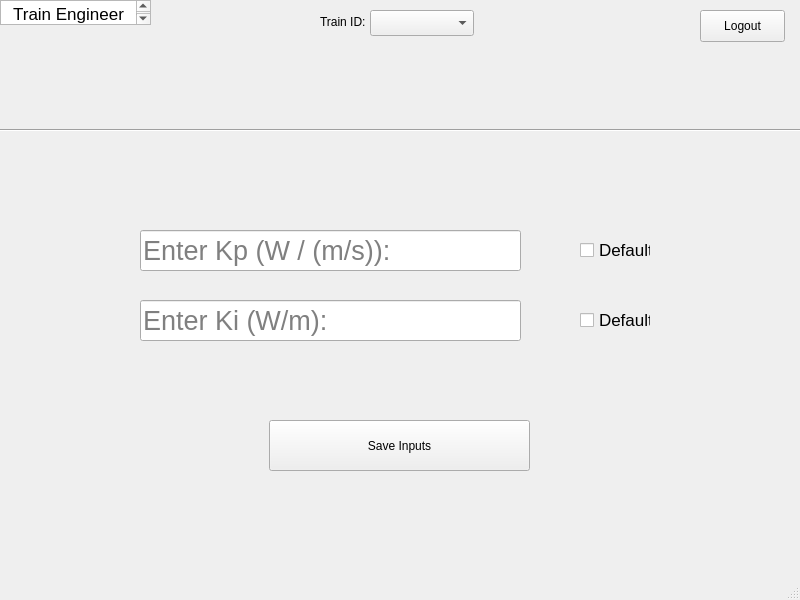
Qt form src/UI/SWTrainController/TrainEngineer.ui (aet37/ECE1140-Project) before a commit.
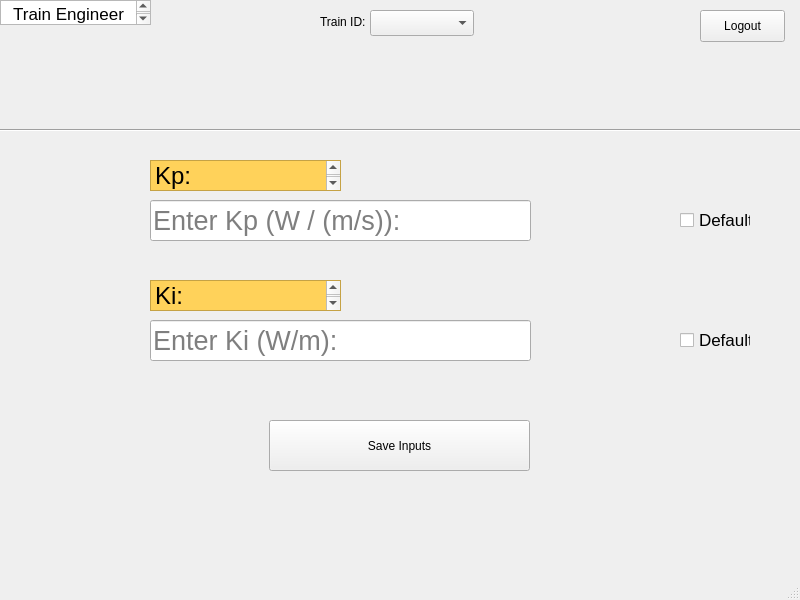
The same form after that commit.

Commit message: Updates to SWTrainController GUIs

Diff of the .ui file:
```diff
--- a/src/UI/SWTrainController/TrainEngineer.ui
+++ b/src/UI/SWTrainController/TrainEngineer.ui
@@ -34,8 +34,8 @@
    <widget class="QLineEdit" name="InputKp">
     <property name="geometry">
      <rect>
-      <x>140</x>
-      <y>230</y>
+      <x>150</x>
+      <y>200</y>
       <width>381</width>
       <height>41</height>
      </rect>
@@ -46,18 +46,20 @@
      </font>
     </property>
     <property name="styleSheet">
-     <string notr="true">font: 20pt &quot;.SF NS Text&quot;;
-color : grey;</string>
+     <string notr="true"/>
     </property>
     <property name="text">
+     <string/>
+    </property>
+    <property name="placeholderText">
      <string>Enter Kp (W / (m/s)):</string>
     </property>
    </widget>
    <widget class="QLineEdit" name="InputKi">
     <property name="geometry">
      <rect>
-      <x>140</x>
-      <y>300</y>
+      <x>150</x>
+      <y>320</y>
       <width>381</width>
       <height>41</height>
      </rect>
@@ -68,9 +70,12 @@
      </font>
     </property>
     <property name="styleSheet">
-     <string notr="true">color: grey;</string>
+     <string notr="true"/>
     </property>
     <property name="text">
+     <string/>
+    </property>
+    <property name="placeholderText">
      <string>Enter Ki (W/m):</string>
     </property>
    </widget>
@@ -126,8 +131,8 @@
    <widget class="QCheckBox" name="DefaultKp">
     <property name="geometry">
      <rect>
-      <x>580</x>
-      <y>240</y>
+      <x>680</x>
+      <y>210</y>
       <width>71</width>
       <height>20</height>
      </rect>
@@ -144,8 +149,8 @@
    <widget class="QCheckBox" name="DefaultKi">
     <property name="geometry">
      <rect>
-      <x>580</x>
-      <y>310</y>
+      <x>680</x>
+      <y>330</y>
       <width>71</width>
       <height>20</height>
      </rect>
@@ -172,6 +177,46 @@
      <string>Save Inputs</string>
     </property>
    </widget>
+   <widget class="QTextEdit" name="textEdit">
+    <property name="geometry">
+     <rect>
+      <x>150</x>
+      <y>160</y>
+      <width>191</width>
+      <height>31</height>
+     </rect>
+    </property>
+    <property name="styleSheet">
+     <string notr="true">QTextEdit {background-color: rgb(255, 210, 90);}</string>
+    </property>
+    <property name="html">
+     <string>&lt;!DOCTYPE HTML PUBLIC &quot;-//W3C//DTD HTML 4.0//EN&quot; &quot;http://www.w3.org/TR/REC-html40/strict.dtd&quot;&gt;
+&lt;html&gt;&lt;head&gt;&lt;meta name=&quot;qrichtext&quot; content=&quot;1&quot; /&gt;&lt;style type=&quot;text/css&quot;&gt;
+p, li { white-space: pre-wrap; }
+&lt;/style&gt;&lt;/head&gt;&lt;body style=&quot; font-family:'.SF NS Text'; font-size:13pt; font-weight:400; font-style:normal;&quot;&gt;
+&lt;p style=&quot; margin-top:0px; margin-bottom:0px; margin-left:0px; margin-right:0px; -qt-block-indent:0; text-indent:0px;&quot;&gt;&lt;span style=&quot; font-size:18pt;&quot;&gt;Kp: &lt;/span&gt;&lt;/p&gt;&lt;/body&gt;&lt;/html&gt;</string>
+    </property>
+   </widget>
+   <widget class="QTextEdit" name="textEdit_2">
+    <property name="geometry">
+     <rect>
+      <x>150</x>
+      <y>280</y>
+      <width>191</width>
+      <height>31</height>
+     </rect>
+    </property>
+    <property name="styleSheet">
+     <string notr="true">QTextEdit {background-color: rgb(255, 210, 90);}</string>
+    </property>
+    <property name="html">
+     <string>&lt;!DOCTYPE HTML PUBLIC &quot;-//W3C//DTD HTML 4.0//EN&quot; &quot;http://www.w3.org/TR/REC-html40/strict.dtd&quot;&gt;
+&lt;html&gt;&lt;head&gt;&lt;meta name=&quot;qrichtext&quot; content=&quot;1&quot; /&gt;&lt;style type=&quot;text/css&quot;&gt;
+p, li { white-space: pre-wrap; }
+&lt;/style&gt;&lt;/head&gt;&lt;body style=&quot; font-family:'.SF NS Text'; font-size:13pt; font-weight:400; font-style:normal;&quot;&gt;
+&lt;p style=&quot; margin-top:0px; margin-bottom:0px; margin-left:0px; margin-right:0px; -qt-block-indent:0; text-indent:0px;&quot;&gt;&lt;span style=&quot; font-size:18pt;&quot;&gt;Ki: &lt;/span&gt;&lt;/p&gt;&lt;/body&gt;&lt;/html&gt;</string>
+    </property>
+   </widget>
   </widget>
   <widget class="QStatusBar" name="statusbar"/>
  </widget>
```
The commit also changes 3 other files.
